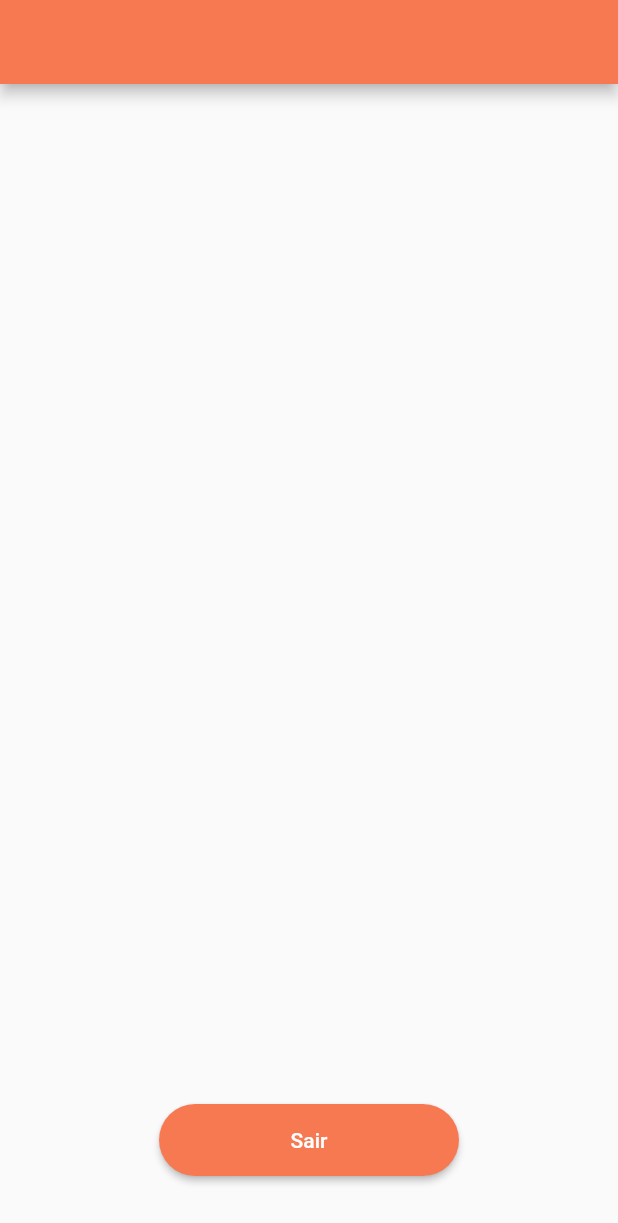
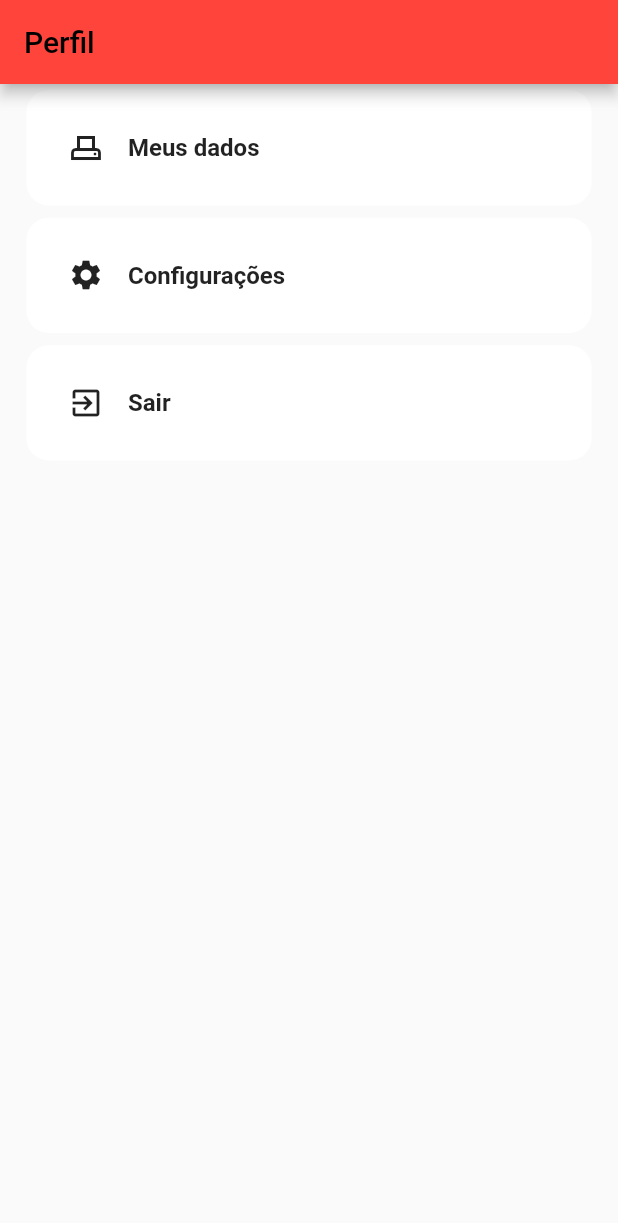
Before and after one commit to firenzery/firenzery_app, a Flutter app: the PersonPage screen opened directly, on a phone screen of 412 x 824 dp. Shown: the top 1223 px of the screen. Run offline on Flutter 3.47's test engine with Material 2 defaults, Android fonts, the light colour scheme and no system bars; our stand-ins replace badges, brasil_fields, flutter_dotenv, flutter_rating_bar, flutter_svg, shared_preferences; missing offline and left inert: quantity_input; accounts and stored records are empty.

Commit message:
adicionado inicio da pagina de perfil

```diff
--- a/lib/app/pages/person/person.page.dart
+++ b/lib/app/pages/person/person.page.dart
@@ -1,8 +1,28 @@
 import 'package:firenzery/app/pages/login/login.page.dart';
+import 'package:firenzery/app/pages/my_data/my_data.page.dart';
 import 'package:firenzery/app/pages/person/person.controller.dart';
+import 'package:firenzery/app/pages/settings/settings.page.dart';
 import 'package:firenzery/constants.dart';
 import 'package:flutter/material.dart';
 import 'package:provider/provider.dart';
+
+import '../../../size_config.dart';
+
+class ConfigModel {
+  String? name;
+  IconData? icon;
+  Widget? tabs;
+
+  ConfigModel({name, icon, tabs});
+
+  ConfigModel setValues(String name, IconData icon, Widget tabs) {
+    this.name = name;
+    this.icon = icon;
+    this.tabs = tabs;
+
+    return this;
+  }
+}
 
 class PersonPage extends StatefulWidget {
   PersonPage();
@@ -13,6 +33,13 @@ class PersonPage extends StatefulWidget {
 
 class _PersonPageState extends State<PersonPage> {
   late final PersonController controller;
+  List<ConfigModel> settings = [
+    ConfigModel().setValues(
+        'Meus dados', Icons.adf_scanner_outlined, const MyDataPage()),
+    ConfigModel()
+        .setValues('Configurações', Icons.settings, const SettingsPage()),
+    ConfigModel().setValues('Sair', Icons.exit_to_app, LoginPage())
+  ];
 
   @override
   void initState() {
@@ -34,42 +61,96 @@ class _PersonPageState extends State<PersonPage> {
 
   @override
   Widget build(BuildContext context) {
+    SizeConfig().init(context);
     return Scaffold(
       appBar: AppBar(
         backgroundColor: primaryColor,
         automaticallyImplyLeading: false,
+        title: const Text(
+          "Perfil",
+          style: TextStyle(color: Colors.black),
+        ),
       ),
-      body: Column(
-        children: [
-          Expanded(
-            child: Column(
-              mainAxisAlignment: MainAxisAlignment.end,
-              children: [
-                Center(
-                  child: SizedBox(
-                    width: 200,
-                    height: 48,
-                    child: Consumer<PersonController>(builder:
-                        (BuildContext context, controller, Widget? child) {
-                      return ElevatedButton(
-                        onPressed: () {
-                          controller.exit();
-                        },
-                        style: ElevatedButton.styleFrom(
-                            primary: primaryColor,
-                            shape: const StadiumBorder()),
-                        child: const Text("Sair"),
-                      );
-                    }),
-                  ),
+      body: ListView.builder(
+        itemCount: settings.length,
+        itemBuilder: (context, index) => Padding(
+          padding: EdgeInsets.symmetric(
+              vertical: getProportionateScreenHeight(defaultPadding / 4),
+              horizontal: getProportionateScreenWidth(defaultPadding)),
+          child: GestureDetector(
+            onTap: () {
+              if (settings[index].name == 'Sair') {
+                Navigator.pushReplacement(
+                    context,
+                    MaterialPageRoute(
+                        builder: (context) => settings[index].tabs!));
+              } else {
+                Navigator.push(
+                    context,
+                    MaterialPageRoute(
+                        builder: (context) => settings[index].tabs!));
+              }
+            },
+            child: Container(
+              height: getProportionateScreenWidth(70),
+              decoration: BoxDecoration(
+                color: Colors.white,
+                borderRadius: BorderRadius.circular(15),
+              ),
+              child: Padding(
+                padding: EdgeInsets.symmetric(
+                    horizontal:
+                        getProportionateScreenWidth(defaultPadding / 1.5),
+                    vertical: getProportionateScreenHeight(defaultPadding / 2)),
+                child: Row(
+                  mainAxisAlignment: MainAxisAlignment.start,
+                  children: [
+                    const SizedBox(width: defaultPadding),
+                    Icon(settings[index].icon!),
+                    const SizedBox(width: defaultPadding),
+                    Text(
+                      settings[index].name!,
+                      style: const TextStyle(
+                          fontSize: 16, fontWeight: FontWeight.bold),
+                    ),
+                  ],
                 ),
-                const SizedBox(
-                  height: 40,
-                ),
-              ],
+              ),
             ),
+            // Column(
+            //   children: [
+            //     Expanded(
+            //       child: Column(
+            //         mainAxisAlignment: MainAxisAlignment.end,
+            //         children: [
+            //           Center(
+            //             child: SizedBox(
+            //               width: 200,
+            //               height: 48,
+            //               child: Consumer<PersonController>(builder:
+            //                   (BuildContext context, controller, Widget? child) {
+            //                 return ElevatedButton(
+            //                   onPressed: () {
+            //                     controller.exit();
+            //                   },
+            //                   style: ElevatedButton.styleFrom(
+            //                       primary: primaryColor,
+            //                       shape: const StadiumBorder()),
+            //                   child: const Text("Sair"),
+            //                 );
+            //               }),
+            //             ),
+            //           ),
+            //           const SizedBox(
+            //             height: 40,
+            //           ),
+            //         ],
+            //       ),
+            //     ),
+            //   ],
+            // ),
           ),
-        ],
+        ),
       ),
     );
   }
--- a/lib/constants.dart
+++ b/lib/constants.dart
@@ -1,6 +1,6 @@
 import 'package:flutter/material.dart';
 
-const Color primaryColor = Color(0xFFF67952);
+const Color primaryColor = Color.fromARGB(255, 255, 69, 59);
 
 const double defaultPadding = 16.0;
 const double defaultBorderRadius = 12.0;
```
Also changed, not shown: lib/app/pages/my_data/my_data.page.dart (added, +28 -0 lines), lib/app/pages/settings/settings.page.dart (added, +28 -0 lines), lib/app/pages/my_data/my_data.controller.dart (added), lib/app/pages/settings/settings.controller.dart (added), 1 other file.
